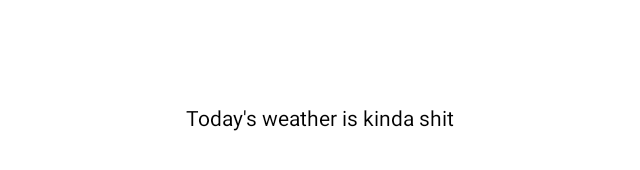
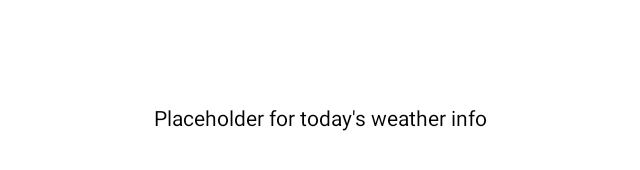
Before and after one commit to GertVercruyssen/WeatherReport, an Android app: the WeatherActivity screen opened directly, with no data from a screen before it, on a phone screen of 824 x 412 dp (held sideways). Shown: the part 191-361 px from the top of the screen, without its empty margins (297-937 px from the left). Run offline under Robolectric (Android 15) with nearby library versions, the phone set to English and light mode, and no system bars.

Commit message:
6 dec WIP

```diff
--- a/app/src/main/AndroidManifest.xml
+++ b/app/src/main/AndroidManifest.xml
@@ -24,10 +24,12 @@
             android:exported="false"
             android:label="Weather Report"
             android:theme="@style/Theme.WeatherReport.Fullscreen">
+            <intent-filter>
+                <action android:name="com.example.weatherreport" />
+            </intent-filter>
         </activity>
         <receiver android:name=".BroadCastReceiver" android:enabled="true" android:exported="false">
             <intent-filter>
-                <action android:name="android.intent.action.SCREEN_OFF" />
                 <action android:name="com.example.weatherreport" />
             </intent-filter>
         </receiver>
--- a/app/src/main/java/com/example/weatherreport/WeatherActivity.kt
+++ b/app/src/main/java/com/example/weatherreport/WeatherActivity.kt
@@ -100,18 +100,26 @@ class WeatherActivity : AppCompatActivity() {
         val am= applicationContext.getSystemService(ALARM_SERVICE) as AlarmManager
         //tomorrow morning
         val tomorrowmorning = GregorianCalendar().apply {
-            //add(Calendar.DATE, 1)
+            add(Calendar.DATE, 1)
             set(Calendar.HOUR_OF_DAY,hour)
             set(Calendar.MINUTE, minutes)
         }.timeInMillis
 
         //set the intent
+//        val intent = Intent(applicationContext, WeatherActivity::class.java)
+//        intent.action = "com.example.weatherreport"
+//        intent.putExtra("ShowWeatherLength",length)
+//        intent.putExtra("ShowWeatherHour",hour)
+//        intent.putExtra("ShowWeatherMinutes",minutes)
+//        val pintent = PendingIntent.getActivity(this,0,intent,PendingIntent.FLAG_UPDATE_CURRENT or PendingIntent.FLAG_IMMUTABLE)
+
         val intent = Intent(applicationContext, BroadCastReceiver::class.java)
         intent.action = "com.example.weatherreport"
         intent.putExtra("ShowWeatherLength",length)
         intent.putExtra("ShowWeatherHour",hour)
         intent.putExtra("ShowWeatherMinutes",minutes)
         val pintent= PendingIntent.getBroadcast(this,0,intent,PendingIntent.FLAG_UPDATE_CURRENT or PendingIntent.FLAG_IMMUTABLE)
+
         am.setExactAndAllowWhileIdle(AlarmManager.RTC_WAKEUP,tomorrowmorning, pintent)
         //am.setRepeating(AlarmManager.RTC_WAKEUP,tomorrowmorning,AlarmManager.INTERVAL_DAY, pintent)
     }
--- a/app/src/main/res/layout/activity_weather.xml
+++ b/app/src/main/res/layout/activity_weather.xml
@@ -18,7 +18,7 @@
         <TextView
             android:layout_width="wrap_content"
             android:layout_height="wrap_content"
-            android:text="Today's weather is kinda shit"
+            android:text="Placeholder for today's weather info"
             android:layout_centerInParent="true"
             android:textColor="@color/black"
             />
```
Also changed, not shown: app/src/main/java/com/example/weatherreport/FullscreenActivity.kt (+8 -0 lines).
